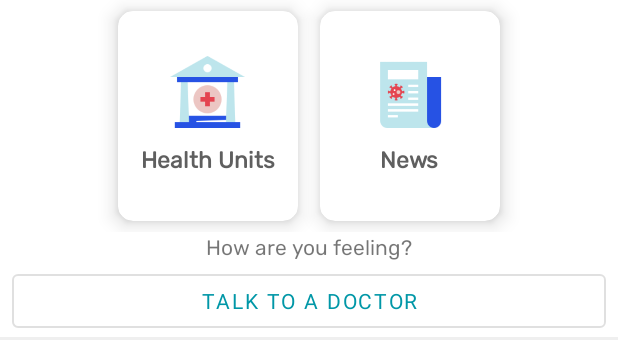
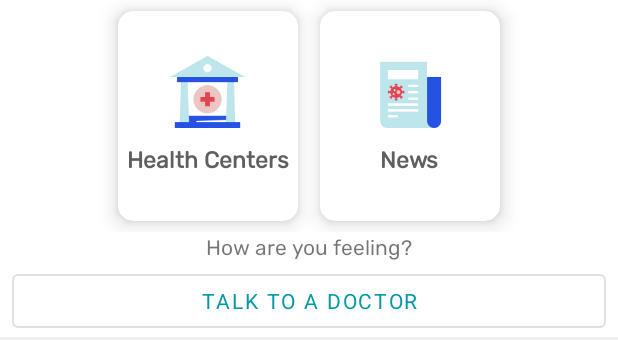
Before and after one commit to opensource254/covidapp, an Android app: the layout fragment_home.xml on its own in the app's theme, with its tools: preview values and no code run, on a phone screen of 412 x 824 dp. Shown: the top 340 px of the screen. Run offline under Robolectric (Android 15) with nearby library versions, the phone set to English and light mode, and no system bars; network calls fail; Roboto replaces fonts that are not available here.

Commit message:
refractor health units >> health centers

```diff
--- a/app/src/main/res/values/strings.xml
+++ b/app/src/main/res/values/strings.xml
@@ -5,7 +5,7 @@
     <string name="recovered">Recovered</string>
     <string name="deaths">Deaths</string>
     <string name="more_updates">more updates</string>
-    <string name="health_units">Health Units</string>
+    <string name="health_units">Health Centers</string>
     <string name="news">News</string>
     <string name="feeling">How are you feeling?</string>
     <string name="talk_to_a_doctor">talk to a doctor</string>
```
